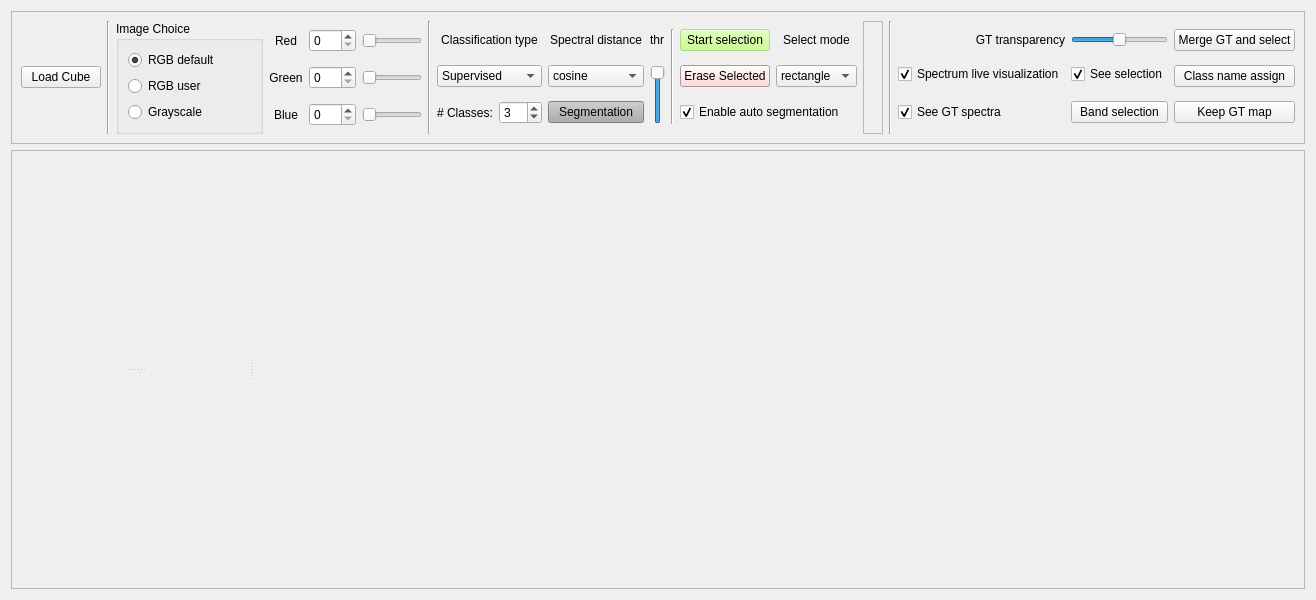
Before: the Qt Designer form ground_truth/ground_truth_window.ui in Llanik/Hypertool, drawn with Qt 5.
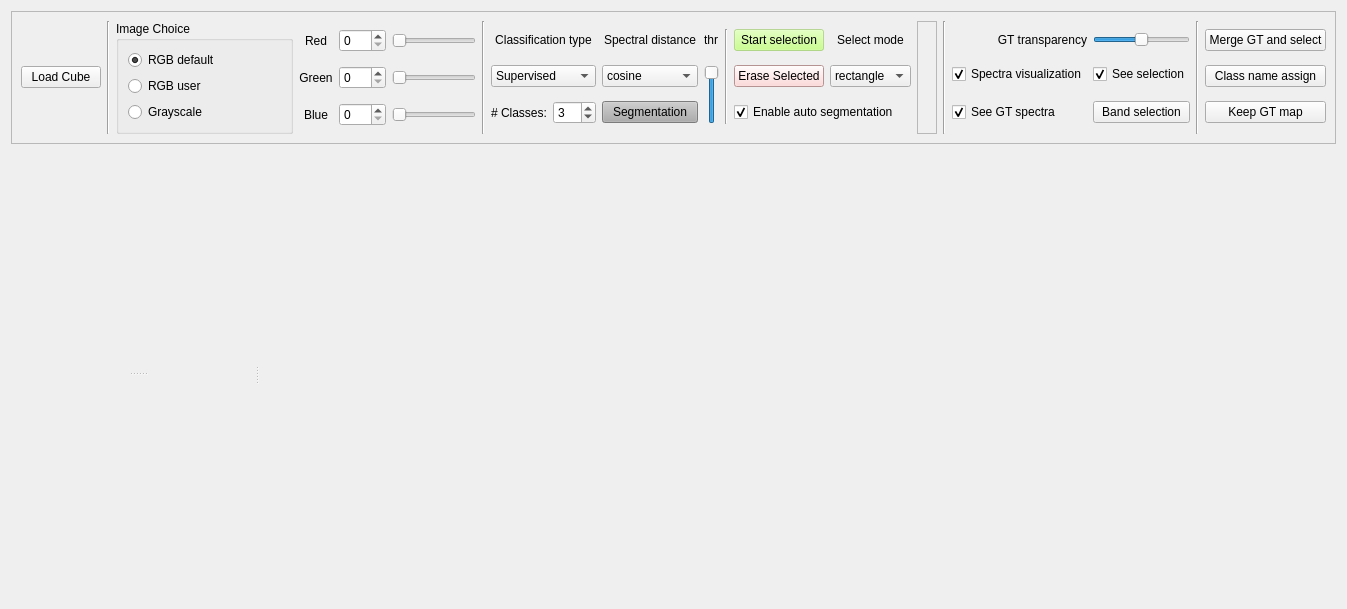
After: the same form once the commit is applied.

What changed in the file:
```diff
--- a/ground_truth/ground_truth_window.ui
+++ b/ground_truth/ground_truth_window.ui
@@ -6,8 +6,8 @@
    <rect>
     <x>0</x>
     <y>0</y>
-    <width>1316</width>
-    <height>600</height>
+    <width>1347</width>
+    <height>609</height>
    </rect>
   </property>
   <layout class="QVBoxLayout" name="verticalLayout" stretch="1,6">
@@ -22,7 +22,7 @@
      <property name="frameShadow">
       <enum>QFrame::Raised</enum>
      </property>
-     <layout class="QHBoxLayout" name="horizontalLayout_2" stretch="0,0,4,4,1,0,0,1,4,2">
+     <layout class="QHBoxLayout" name="horizontalLayout_2" stretch="0,0,4,4,1,0,0,1,4,0,2">
       <item>
        <widget class="QPushButton" name="load_btn">
         <property name="text">
@@ -446,7 +446,7 @@
         <item row="2" column="2">
          <widget class="QCheckBox" name="live_cb">
           <property name="text">
-           <string>Spectrum live visualization</string>
+           <string>Spectra visualization</string>
           </property>
           <property name="checked">
            <bool>true</bool>
@@ -482,6 +482,13 @@
         </item>
        </layout>
       </item>
+      <item>
+       <widget class="Line" name="line_5">
+        <property name="orientation">
+         <enum>Qt::Vertical</enum>
+        </property>
+       </widget>
+      </item>
       <item>
        <layout class="QVBoxLayout" name="verticalLayout_3" stretch="0,0,0">
         <item>
@@ -513,14 +520,32 @@
    <item>
     <widget class="QFrame" name="frame_2">
      <property name="frameShape">
-      <enum>QFrame::StyledPanel</enum>
+      <enum>QFrame::NoFrame</enum>
      </property>
      <property name="frameShadow">
-      <enum>QFrame::Raised</enum>
+      <enum>QFrame::Plain</enum>
+     </property>
+     <property name="lineWidth">
+      <number>0</number>
      </property>
      <layout class="QHBoxLayout" name="horizontalLayout_4">
       <item>
        <widget class="QSplitter" name="splitter">
+        <property name="styleSheet">
+         <string notr="true">border-color: rgb(100, 100, 100);</string>
+        </property>
+        <property name="frameShape">
+         <enum>QFrame::NoFrame</enum>
+        </property>
+        <property name="frameShadow">
+         <enum>QFrame::Raised</enum>
+        </property>
+        <property name="lineWidth">
+         <number>2</number>
+        </property>
+        <property name="midLineWidth">
+         <number>2</number>
+        </property>
         <property name="orientation">
          <enum>Qt::Horizontal</enum>
         </property>
@@ -549,6 +574,9 @@
          <property name="toolTip">
           <string>Promote to FigureCanvas</string>
          </property>
+         <property name="autoFillBackground">
+          <bool>false</bool>
+         </property>
         </widget>
        </widget>
       </item>
```
